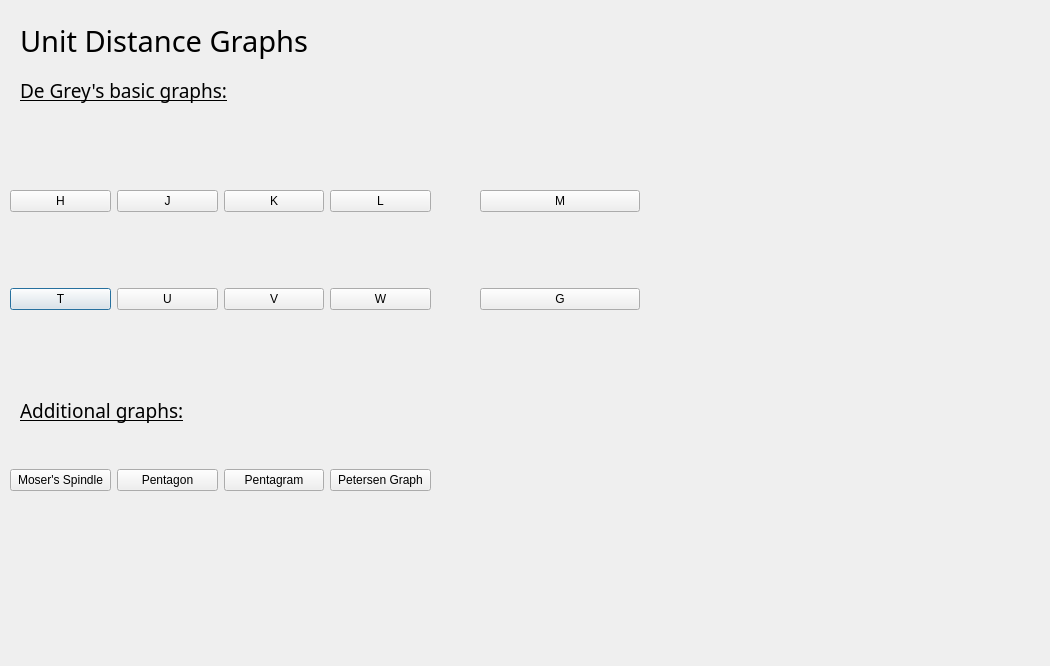
sergioBarril/UDGraphs, file GUI/graphs.ui: the form before one commit.
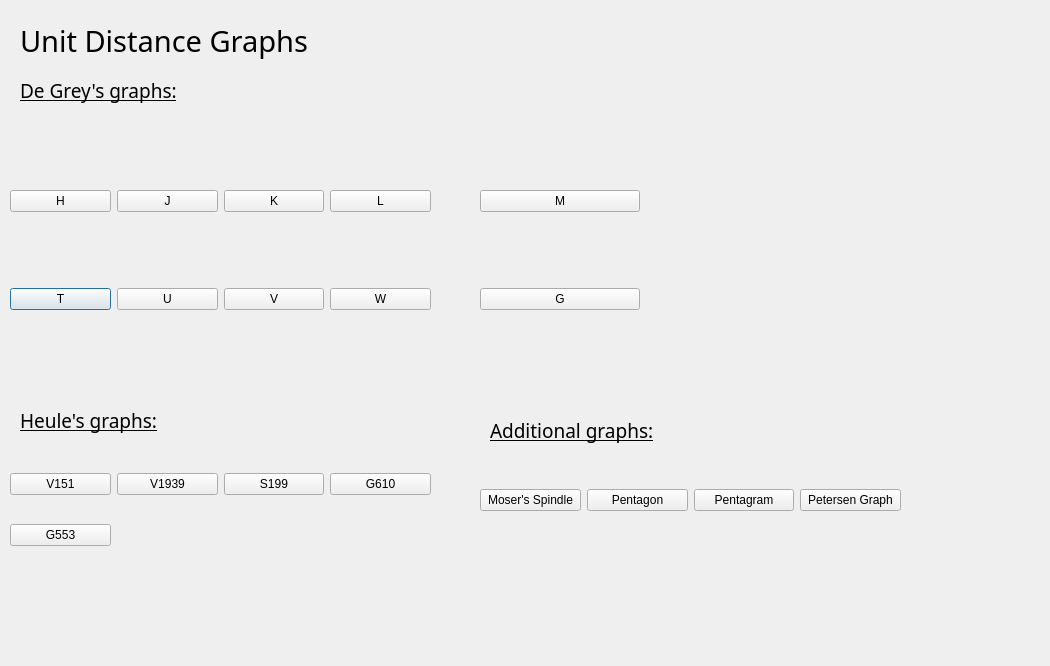
The form after the commit.

Commit message: Added new buttons. Added error alerts.

Patch:
```diff
--- a/GUI/graphs.ui
+++ b/GUI/graphs.ui
@@ -18,7 +18,7 @@
     <rect>
      <x>20</x>
      <y>20</y>
-     <width>331</width>
+     <width>401</width>
      <height>41</height>
     </rect>
    </property>
@@ -143,14 +143,14 @@
     </font>
    </property>
    <property name="text">
-    <string>De Grey's basic graphs:</string>
+    <string>De Grey's graphs:</string>
    </property>
   </widget>
   <widget class="QWidget" name="gridLayoutWidget_2">
    <property name="geometry">
     <rect>
-     <x>10</x>
-     <y>440</y>
+     <x>480</x>
+     <y>460</y>
      <width>421</width>
      <height>81</height>
     </rect>
@@ -189,8 +189,8 @@
   <widget class="QLabel" name="lb_additional">
    <property name="geometry">
     <rect>
-     <x>20</x>
-     <y>390</y>
+     <x>490</x>
+     <y>410</y>
      <width>331</width>
      <height>41</height>
     </rect>
@@ -206,6 +206,79 @@
     <string>Additional graphs:</string>
    </property>
   </widget>
+  <widget class="QWidget" name="gridLayoutWidget_3">
+   <property name="geometry">
+    <rect>
+     <x>10</x>
+     <y>450</y>
+     <width>421</width>
+     <height>121</height>
+    </rect>
+   </property>
+   <layout class="QGridLayout" name="gridHeule">
+    <item row="0" column="2">
+     <widget class="QPushButton" name="btn_S199">
+      <property name="text">
+       <string>S199</string>
+      </property>
+     </widget>
+    </item>
+    <item row="0" column="1">
+     <widget class="QPushButton" name="btn_V1939">
+      <property name="text">
+       <string>V1939</string>
+      </property>
+     </widget>
+    </item>
+    <item row="0" column="3">
+     <widget class="QPushButton" name="btn_G610">
+      <property name="text">
+       <string>G610</string>
+      </property>
+     </widget>
+    </item>
+    <item row="0" column="0">
+     <widget class="QPushButton" name="btn_V151">
+      <property name="font">
+       <font>
+        <weight>50</weight>
+        <bold>false</bold>
+       </font>
+      </property>
+      <property name="text">
+       <string>V151</string>
+      </property>
+     </widget>
+    </item>
+    <item row="1" column="0">
+     <widget class="QPushButton" name="btn_G553">
+      <property name="text">
+       <string>G553</string>
+      </property>
+     </widget>
+    </item>
+   </layout>
+  </widget>
+  <widget class="QLabel" name="lb_heule">
+   <property name="geometry">
+    <rect>
+     <x>20</x>
+     <y>400</y>
+     <width>331</width>
+     <height>41</height>
+    </rect>
+   </property>
+   <property name="font">
+    <font>
+     <family>Euphemia</family>
+     <pointsize>14</pointsize>
+     <underline>true</underline>
+    </font>
+   </property>
+   <property name="text">
+    <string>Heule's graphs:</string>
+   </property>
+  </widget>
  </widget>
  <resources/>
  <connections/>
```
Left out of the diff: 6 changed lines with no effect on the pictures. The commit also changes 7 other files.
